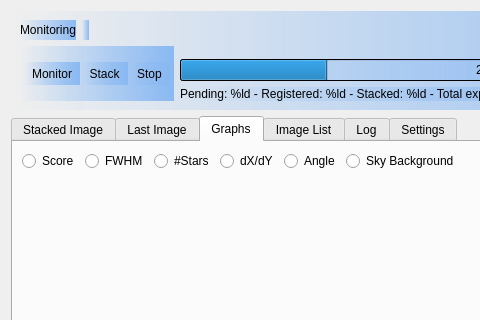
Old version of the form DeepSkyStackerLive/ui/DeepSkyStackerLive.ui in the repository deepskystacker/DSS; both pictures show x 0 to 480 and y 0 to 320 of the 816 by 748 pixel window.
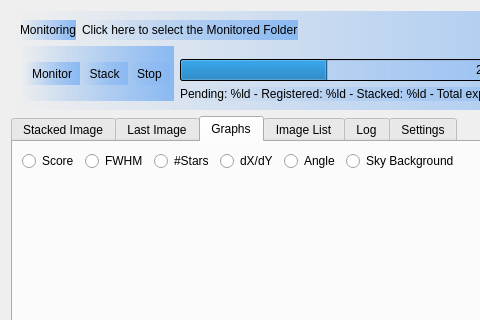
New version of the form. Icons and pictures are not drawn. Custom widgets are drawn as their Qt base class.

Commit message: Add code to set the folder to be monitored

```diff
--- a/DeepSkyStackerLive/ui/DeepSkyStackerLive.ui
+++ b/DeepSkyStackerLive/ui/DeepSkyStackerLive.ui
@@ -56,7 +56,7 @@
            <string notr="true">background: qcolor(rgba(0,0,0,0))</string>
           </property>
           <property name="text">
-           <string comment="IDC_MONITOREDFOLDER">&lt;Click here to select the Monitored Folder&gt;</string>
+           <string comment="IDC_MONITOREDFOLDER">Click here to select the Monitored Folder</string>
           </property>
          </widget>
         </item>
```
Left out of the diff: 3 changed lines with no effect on the pictures. The commit also changes 2 other files.
